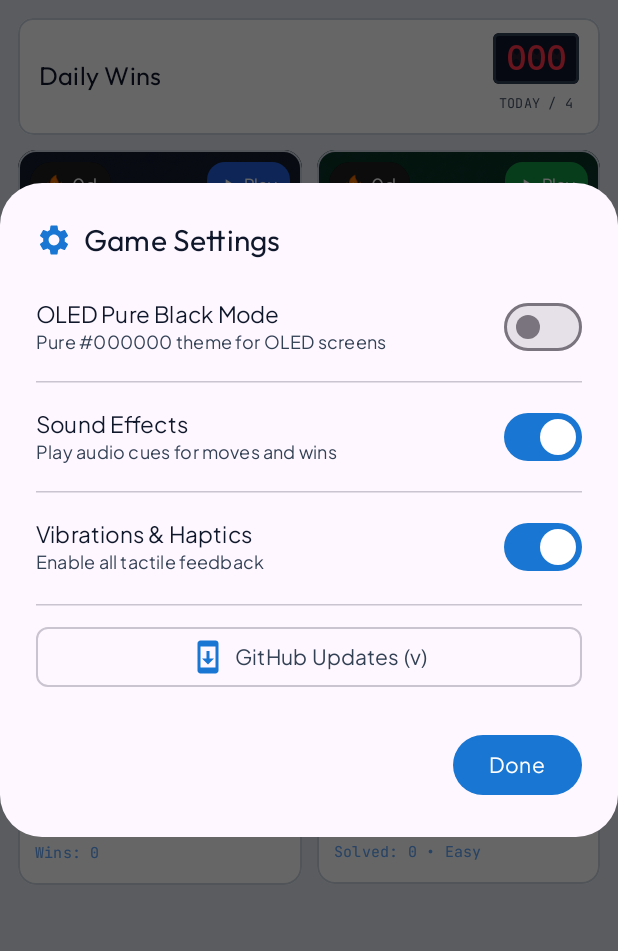
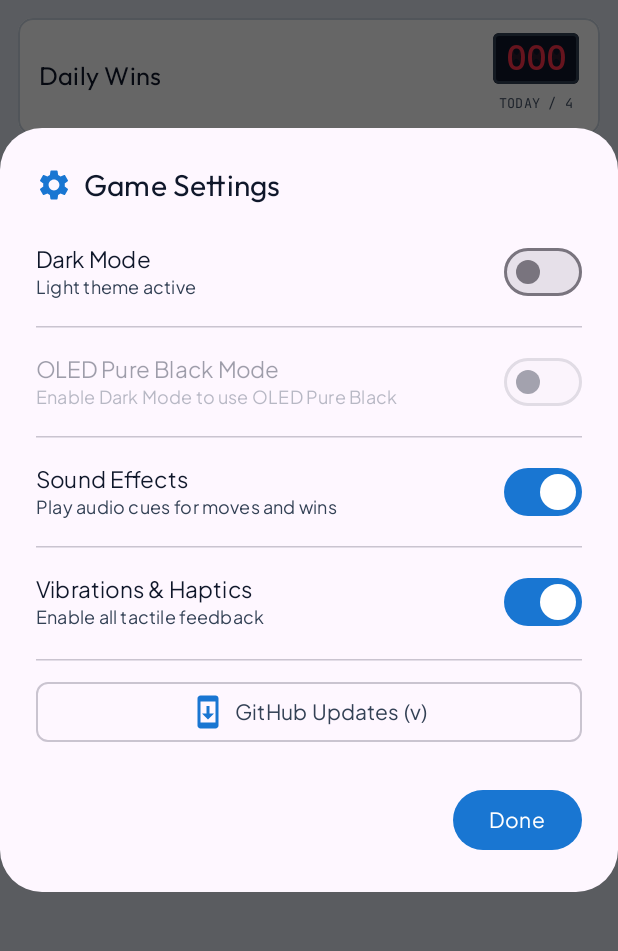
Before and after one commit to codename-cloud/Daily-Boardgames, an Android app built with Jetpack Compose: the screen it shows after launch (MainActivity), after a tap on "Game Settings", on a phone screen of 412 x 824 dp, the part 108-1059 px from its top. Run offline under Robolectric (Android 15) with nearby library versions, the phone set to English and light mode, and no system bars.

Commit message:
refactor: centralize dark theme state
Introduce LocalIsDarkTheme to replace individual isSystemInDarkTheme calls and synchronize edge-to-edge status bar colors with app settings.

```diff
--- a/app/src/main/java/com/example/MainActivity.kt
+++ b/app/src/main/java/com/example/MainActivity.kt
@@ -2,11 +2,14 @@ package com.example
 
 import android.os.Bundle
 import androidx.activity.ComponentActivity
+import androidx.activity.SystemBarStyle
 import androidx.activity.compose.setContent
 import androidx.activity.enableEdgeToEdge
 import androidx.activity.viewModels
 import androidx.compose.animation.Crossfade
 import androidx.compose.animation.core.tween
+import androidx.compose.foundation.isSystemInDarkTheme
+import androidx.compose.runtime.LaunchedEffect
 import androidx.compose.runtime.getValue
 import androidx.compose.runtime.mutableStateOf
 import androidx.compose.runtime.saveable.rememberSaveable
@@ -39,7 +42,32 @@ class MainActivity : ComponentActivity() {
         AppSettingsStore.init(applicationContext)
         enableEdgeToEdge()
         setContent {
-            MyApplicationTheme {
+            val appSettings by AppSettingsStore.settings.collectAsStateWithLifecycle()
+            val systemDark = isSystemInDarkTheme()
+            val effectiveIsDark = appSettings.resolveIsDark(systemDark)
+
+            LaunchedEffect(effectiveIsDark) {
+                enableEdgeToEdge(
+                    statusBarStyle = if (effectiveIsDark) {
+                        SystemBarStyle.dark(android.graphics.Color.TRANSPARENT)
+                    } else {
+                        SystemBarStyle.light(
+                            android.graphics.Color.TRANSPARENT,
+                            android.graphics.Color.TRANSPARENT
+                        )
+                    },
+                    navigationBarStyle = if (effectiveIsDark) {
+                        SystemBarStyle.dark(android.graphics.Color.TRANSPARENT)
+                    } else {
+                        SystemBarStyle.light(
+                            android.graphics.Color.TRANSPARENT,
+                            android.graphics.Color.TRANSPARENT
+                        )
+                    }
+                )
+            }
+
+            MyApplicationTheme(darkTheme = effectiveIsDark) {
                 var activeGame by rememberSaveable { mutableStateOf<GameDestination?>(null) }
 
                 val mineState by minesweeperViewModel.uiState.collectAsStateWithLifecycle()
--- a/app/src/main/java/com/example/common/AppSettingsStore.kt
+++ b/app/src/main/java/com/example/common/AppSettingsStore.kt
@@ -12,7 +12,14 @@ import kotlinx.coroutines.flow.StateFlow
 import kotlinx.coroutines.flow.asStateFlow
 import kotlinx.coroutines.flow.update
 
+enum class ThemeMode {
+    SYSTEM,
+    LIGHT,
+    DARK
+}
+
 data class AppSettings(
+    val themeMode: ThemeMode = ThemeMode.SYSTEM,
     val isOledMode: Boolean = false,
     val isSoundEnabled: Boolean = true,
     val isHapticsEnabled: Boolean = true,
@@ -20,7 +27,15 @@ data class AppSettings(
     val hapticStrength: HapticStrength = HapticStrength.MEDIUM,
     val seenTutorials: Set<GameDestination> = emptySet(),
     val githubRepo: String = ""
-)
+) {
+    fun resolveIsDark(systemDark: Boolean): Boolean = when (themeMode) {
+        ThemeMode.SYSTEM -> systemDark
+        ThemeMode.LIGHT -> false
+        ThemeMode.DARK -> true
+    }
+
+    fun resolveIsOled(systemDark: Boolean): Boolean = resolveIsDark(systemDark) && isOledMode
+}
 
 object AppSettingsStore {
     private const val PREFS_NAME = "minesweeper_settings_prefs"
@@ -55,6 +70,13 @@ object AppSettingsStore {
 
     fun reloadFromPrefs() {
         if (!::prefs.isInitialized) return
+        val themeMode = try {
+            ThemeMode.valueOf(
+                prefs.getString("theme_mode", ThemeMode.SYSTEM.name) ?: ThemeMode.SYSTEM.name
+            )
+        } catch (_: Exception) {
+            ThemeMode.SYSTEM
+        }
         val strength = try {
             HapticStrength.valueOf(
                 prefs.getString("haptic_strength", HapticStrength.MEDIUM.name) ?: HapticStrength.MEDIUM.name
@@ -70,8 +92,10 @@ object AppSettingsStore {
             storedRepo != null -> storedRepo
             else -> normalizeGithubRepo(BuildConfig.DEFAULT_GITHUB_REPO).orEmpty()
         }
+        val storedOled = prefs.getBoolean("oled_mode", false)
         _settings.value = AppSettings(
-            isOledMode = prefs.getBoolean("oled_mode", false),
+            themeMode = themeMode,
+            isOledMode = if (themeMode == ThemeMode.LIGHT) false else storedOled,
             isSoundEnabled = prefs.getBoolean("sound_enabled", true),
             isHapticsEnabled = prefs.getBoolean("haptics_enabled", true),
             isFlagHapticsEnabled = prefs.getBoolean("flag_haptics_enabled", true),
@@ -93,8 +117,26 @@ object AppSettingsStore {
         return normalized
     }
 
+    fun setDarkMode(context: Context, enabled: Boolean) {
+        init(context)
+        val mode = if (enabled) ThemeMode.DARK else ThemeMode.LIGHT
+        if (!enabled) {
+            prefs.edit()
+                .putString("theme_mode", mode.name)
+                .putBoolean("oled_mode", false)
+                .apply()
+            _settings.update { it.copy(themeMode = mode, isOledMode = false) }
+        } else {
+            prefs.edit().putString("theme_mode", mode.name).apply()
+            _settings.update { it.copy(themeMode = mode) }
+        }
+    }
+
     fun setOledMode(context: Context, enabled: Boolean) {
         init(context)
+        if (enabled && _settings.value.themeMode == ThemeMode.LIGHT) {
+            return
+        }
         prefs.edit().putBoolean("oled_mode", enabled).apply()
         _settings.update { it.copy(isOledMode = enabled) }
     }
--- a/app/src/main/java/com/example/common/SharedGameUi.kt
+++ b/app/src/main/java/com/example/common/SharedGameUi.kt
@@ -4,7 +4,6 @@ import android.content.res.Configuration
 import androidx.compose.foundation.background
 import androidx.compose.foundation.border
 import androidx.compose.foundation.clickable
-import androidx.compose.foundation.isSystemInDarkTheme
 import androidx.compose.foundation.layout.Arrangement
 import androidx.compose.foundation.layout.Box
 import androidx.compose.foundation.layout.Column
@@ -45,6 +44,7 @@ import com.example.minesweeper.model.GameStatus
 import com.example.minesweeper.ui.components.DailyStreakBadge
 import com.example.minesweeper.ui.components.DigitalCounter
 import com.example.minesweeper.ui.components.SmileyButton
+import com.example.ui.theme.LocalIsDarkTheme
 
 data class ArcadeThemeColors(
     val screenBackground: Color,
@@ -61,39 +61,40 @@ data class ArcadeThemeColors(
 
 @Composable
 fun rememberArcadeThemeColors(isOledMode: Boolean): ArcadeThemeColors {
-    val isDark = isSystemInDarkTheme()
+    val isDark = LocalIsDarkTheme.current
+    val effectiveOled = isDark && isOledMode
     return ArcadeThemeColors(
         screenBackground = when {
-            isOledMode -> Color.Black
+            effectiveOled -> Color.Black
             isDark -> Color(0xFF0F172A)
             else -> Color(0xFFE2E8F0)
         },
         hudBackground = when {
-            isOledMode -> Color.Black
+            effectiveOled -> Color.Black
             isDark -> Color(0xFF1E293B)
             else -> Color(0xFFF1F5F9)
         },
         cardBackground = when {
-            isOledMode -> Color(0xFF0A0A0A)
+            effectiveOled -> Color(0xFF0A0A0A)
             isDark -> Color(0xFF1E293B)
             else -> Color.White
         },
         cardBorder = when {
-            isOledMode -> Color(0xFF262626)
+            effectiveOled -> Color(0xFF262626)
             isDark -> Color(0xFF334155)
             else -> Color(0xFFCBD5E1)
         },
-        primaryText = if (isDark || isOledMode) Color.White else Color(0xFF0F172A),
-        secondaryText = if (isOledMode) Color(0xFF94A3B8) else if (isDark) Color(0xFFCBD5E1) else Color(0xFF475569),
+        primaryText = if (isDark || effectiveOled) Color.White else Color(0xFF0F172A),
+        secondaryText = if (effectiveOled) Color(0xFF94A3B8) else if (isDark) Color(0xFFCBD5E1) else Color(0xFF475569),
         pillInactiveBg = when {
-            isOledMode -> Color(0xFF171717)
+            effectiveOled -> Color(0xFF171717)
             isDark -> Color(0xFF334155)
             else -> Color(0xFFE2E8F0)
         },
-        pillInactiveText = if (isDark || isOledMode) Color(0xFFCBD5E1) else Color(0xFF334155),
-        pillActiveBg = if (isDark || isOledMode) Color(0xFF2563EB) else Color(0xFF1D4ED8),
+        pillInactiveText = if (isDark || effectiveOled) Color(0xFFCBD5E1) else Color(0xFF334155),
+        pillActiveBg = if (isDark || effectiveOled) Color(0xFF2563EB) else Color(0xFF1D4ED8),
         dialogSurface = when {
-            isOledMode -> Color(0xFF121212)
+            effectiveOled -> Color(0xFF121212)
             isDark -> Color(0xFF1E293B)
             else -> Color.White
         }
@@ -124,7 +125,7 @@ fun ArcadeGameHUD(
     subRowContent: (@Composable () -> Unit)? = null
 ) {
     val colors = rememberArcadeThemeColors(isOledMode)
-    val isDark = isSystemInDarkTheme()
+    val isDark = LocalIsDarkTheme.current
     val configuration = LocalConfiguration.current
     val isLandscape = configuration.orientation == Configuration.ORIENTATION_LANDSCAPE
 
--- a/app/src/main/java/com/example/home/StartScreen.kt
+++ b/app/src/main/java/com/example/home/StartScreen.kt
@@ -5,7 +5,6 @@ import androidx.compose.foundation.Image
 import androidx.compose.foundation.background
 import androidx.compose.foundation.border
 import androidx.compose.foundation.clickable
-import androidx.compose.foundation.isSystemInDarkTheme
 import androidx.compose.foundation.layout.Arrangement
 import androidx.compose.foundation.layout.Box
 import androidx.compose.foundation.layout.BoxWithConstraints
@@ -68,6 +67,7 @@ import com.example.minesweeper.ui.components.DailyStreakDialog
 import com.example.minesweeper.ui.components.DigitalCounter
 import com.example.minesweeper.ui.components.HapticSettingsDialog
 import com.example.ui.theme.JetBrainsMonoFontFamily
+import com.example.ui.theme.LocalIsDarkTheme
 import com.example.ui.theme.OutfitFontFamily
 
 enum class GameDestination {
@@ -100,7 +100,7 @@ fun StartScreen(
     val dailyStreaks by AppSettingsStore.dailyStreaks.collectAsStateWithLifecycle()
     val updateState by GitHubUpdateManager.uiState.collectAsStateWithLifecycle()
     val colors = rememberArcadeThemeColors(settings.isOledMode)
-    val isDark = isSystemInDarkTheme()
+    val isDark = LocalIsDarkTheme.current
 
     var selectedStreakEntry by remember { mutableStateOf<GameMenuEntry?>(null) }
     var showSettingsDialog by remember { mutableStateOf(false) }
--- a/app/src/main/java/com/example/minesweeper/ui/components/HapticSettingsDialog.kt
+++ b/app/src/main/java/com/example/minesweeper/ui/components/HapticSettingsDialog.kt
@@ -34,15 +34,18 @@ import androidx.compose.runtime.setValue
 import androidx.compose.ui.Alignment
 import androidx.compose.ui.Modifier
 import androidx.compose.ui.graphics.Color
+import androidx.compose.ui.platform.LocalContext
 import androidx.compose.ui.platform.testTag
 import androidx.compose.ui.text.font.FontWeight
 import androidx.compose.ui.unit.dp
 import androidx.compose.ui.unit.sp
 import androidx.lifecycle.compose.collectAsStateWithLifecycle
 import com.example.BuildConfig
+import com.example.common.AppSettingsStore
 import com.example.common.GitHubUpdateDialog
 import com.example.common.GitHubUpdateManager
 import com.example.minesweeper.haptic.HapticStrength
+import com.example.ui.theme.LocalIsDarkTheme
 
 @Composable
 fun HapticSettingsDialog(
@@ -64,9 +67,12 @@ fun HapticSettingsDialog(
     onOpenAppUpdates: (() -> Unit)? = null,
     gameOptionsContent: (@Composable () -> Unit)? = null
 ) {
-    val dialogContainer = if (isOledMode) Color(0xFF121212) else MaterialTheme.colorScheme.surface
-    val titleColor = if (isOledMode) Color.White else MaterialTheme.colorScheme.onSurface
-    val subTextColor = if (isOledMode) Color(0xFF94A3B8) else MaterialTheme.colorScheme.onSurfaceVariant
+    val context = LocalContext.current
+    val isDarkMode = LocalIsDarkTheme.current
+    val effectiveOledMode = isDarkMode && isOledMode
+    val dialogContainer = if (effectiveOledMode) Color(0xFF121212) else MaterialTheme.colorScheme.surface
+    val titleColor = if (effectiveOledMode) Color.White else MaterialTheme.colorScheme.onSurface
+    val subTextColor = if (effectiveOledMode) Color(0xFF94A3B8) else MaterialTheme.colorScheme.onSurfaceVariant
     var showInternalUpdateDialog by remember { mutableStateOf(false) }
     val updateState by GitHubUpdateManager.uiState.collectAsStateWithLifecycle()
 
@@ -103,7 +109,41 @@ fun HapticSettingsDialog(
                     HorizontalDivider(modifier = Modifier.padding(vertical = 10.dp))
                 }
 
-                // Theme Section: OLED Pure Black Mode
+                // Theme Section: Dark Mode + OLED Pure Black Mode
+                Row(
+                    modifier = Modifier
+                        .fillMaxWidth()
+                        .padding(vertical = 4.dp),
+                    horizontalArrangement = Arrangement.SpaceBetween,
+                    verticalAlignment = Alignment.CenterVertically
+                ) {
+                    Column(modifier = Modifier.weight(1f).padding(end = 8.dp)) {
+                        Text(
+                            text = "Dark Mode",
+                            fontWeight = FontWeight.SemiBold,
+                            fontSize = 15.sp,
+                            color = titleColor
+                        )
+                        Text(
+                            text = if (isDarkMode) "Dark slate theme active" else "Light theme active",
+                            fontSize = 12.sp,
+                            color = subTextColor
+                        )
+                    }
+                    Switch(
+                        checked = isDarkMode,
+                        onCheckedChange = { enabled ->
+                            AppSettingsStore.setDarkMode(context, enabled)
+                            if (!enabled && isOledMode) {
+                                onToggleOledMode(false)
+                            }
+                        },
+                        modifier = Modifier.testTag("dark_mode_switch")
+                    )
+                }
+
+                HorizontalDivider(modifier = Modifier.padding(vertical = 8.dp))
+
                 Row(
                     modifier = Modifier
                         .fillMaxWidth()
@@ -116,17 +156,26 @@ fun HapticSettingsDialog(
                             text = "OLED Pure Black Mode",
                             fontWeight = FontWeight.SemiBold,
                             fontSize = 15.sp,
-                            color = titleColor
+                            color = if (isDarkMode) titleColor else titleColor.copy(alpha = 0.4f)
                         )
                         Text(
-                            text = "Pure #000000 theme for OLED screens",
+                            text = if (isDarkMode) {
+                                "Pure #000000 theme for OLED screens"
+                            } else {
+                                "Enable Dark Mode to use OLED Pure Black"
+                            },
                             fontSize = 12.sp,
-                            color = subTextColor
+                            color = if (isDarkMode) subTextColor else subTextColor.copy(alpha = 0.35f)
                         )
                     }
                     Switch(
-                        checked = isOledMode,
-                        onCheckedChange = onToggleOledMode,
+                        checked = effectiveOledMode,
+                        onCheckedChange = { enabled ->
+                            if (isDarkMode) {
+                                onToggleOledMode(enabled)
+                            }
+                        },
+                        enabled = isDarkMode,
                         modifier = Modifier.testTag("oled_mode_switch")
                     )
                 }
@@ -238,7 +287,7 @@ fun HapticSettingsDialog(
 
                     Card(
                         colors = CardDefaults.cardColors(
-                            containerColor = if (isOledMode) Color(0xFF1E1E1E) else MaterialTheme.colorScheme.surfaceVariant.copy(alpha = 0.5f)
+                            containerColor = if (effectiveOledMode) Color(0xFF1E1E1E) else MaterialTheme.colorScheme.surfaceVariant.copy(alpha = 0.5f)
                         ),
                         shape = RoundedCornerShape(8.dp),
                         modifier = Modifier.fillMaxWidth()
@@ -360,7 +409,7 @@ fun HapticSettingsDialog(
 
     if (showInternalUpdateDialog) {
         GitHubUpdateDialog(
-            isOledMode = isOledMode,
+            isOledMode = effectiveOledMode,
             onDismiss = { showInternalUpdateDialog = false }
         )
     }
--- a/app/src/main/java/com/example/sudoku/SudokuScreen.kt
+++ b/app/src/main/java/com/example/sudoku/SudokuScreen.kt
@@ -4,7 +4,6 @@ import androidx.activity.compose.BackHandler
 import androidx.compose.foundation.background
 import androidx.compose.foundation.border
 import androidx.compose.foundation.clickable
-import androidx.compose.foundation.isSystemInDarkTheme
 import androidx.compose.foundation.layout.Arrangement
 import androidx.compose.foundation.layout.Box
 import androidx.compose.foundation.layout.BoxWithConstraints
@@ -69,6 +68,7 @@ import com.example.home.GameDestination
 import com.example.minesweeper.ui.components.DailyStreakDialog
 import com.example.minesweeper.ui.components.HapticSettingsDialog
 import com.example.ui.theme.JetBrainsMonoFontFamily
+import com.example.ui.theme.LocalIsDarkTheme
 
 @Composable
 fun SudokuScreen(
@@ -91,7 +91,7 @@ fun SudokuScreen(
 
     val uiState by viewModel.uiState.collectAsStateWithLifecycle()
     val colors = rememberArcadeThemeColors(uiState.isOledMode)
-    val isDark = isSystemInDarkTheme()
+    val isDark = LocalIsDarkTheme.current
 
     Scaffold(
         modifier = modifier.fillMaxSize(),
--- a/app/src/main/java/com/example/ui/theme/Theme.kt
+++ b/app/src/main/java/com/example/ui/theme/Theme.kt
@@ -5,7 +5,11 @@ import androidx.compose.material3.MaterialTheme
 import androidx.compose.material3.darkColorScheme
 import androidx.compose.material3.lightColorScheme
 import androidx.compose.runtime.Composable
+import androidx.compose.runtime.CompositionLocalProvider
+import androidx.compose.runtime.compositionLocalOf
 import androidx.compose.ui.graphics.Color
+
+val LocalIsDarkTheme = compositionLocalOf { false }
 
 private val DarkColorScheme = darkColorScheme(
     primary = Color(0xFF64B5F6),
@@ -51,5 +55,7 @@ fun MyApplicationTheme(
     content: @Composable () -> Unit
 ) {
     val colorScheme = if (darkTheme) DarkColorScheme else LightColorScheme
-    MaterialTheme(colorScheme = colorScheme, typography = Typography, content = content)
+    CompositionLocalProvider(LocalIsDarkTheme provides darkTheme) {
+        MaterialTheme(colorScheme = colorScheme, typography = Typography, content = content)
+    }
 }
```
Also changed, not shown: app/src/main/java/com/example/cards/PlayingCardView.kt (+6 -5 lines), app/src/main/java/com/example/common/GameTutorialDialog.kt (+5 -4 lines), app/src/main/java/com/example/minesweeper/ui/MinesweeperScreen.kt (+4 -3 lines), app/src/main/java/com/example/minesweeper/ui/components/GameHUD.kt (+6 -5 lines), app/src/main/java/com/example/minesweeper/ui/components/MinesweeperBoard.kt (+7 -5 lines), 1 other file.
